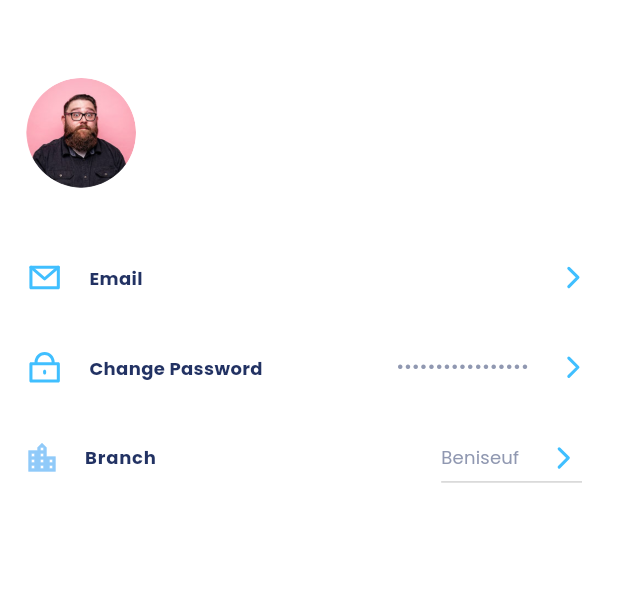
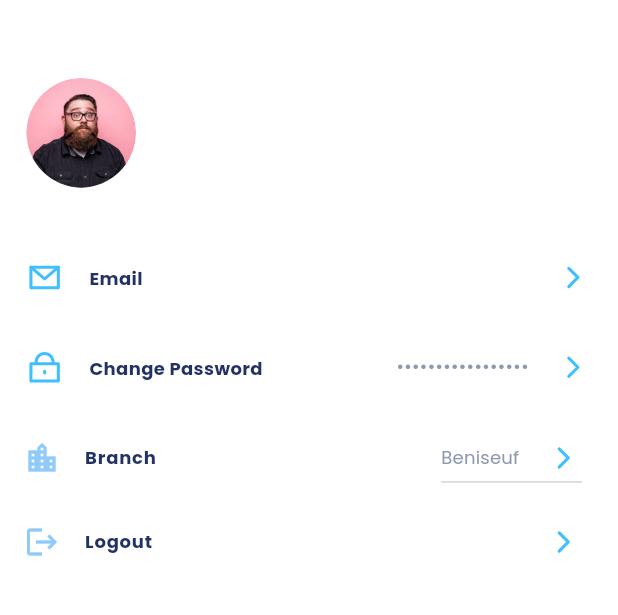
Before and after one commit to Shehab-adel/rebuy, a Flutter app: the ProfileScreen screen opened by its route, on a phone screen of 412 x 824 dp, the part 62-677 px from its top. Run offline on Flutter 3.47's test engine with Material 3 defaults, Android fonts, the phone set to English and light mode, and no system bars; our stand-ins replace cached_network_image, carousel_slider, cloud_firestore, equatable, firebase_auth, firebase_core and 7 more; accounts and stored records are empty; project files that could hold a hidden picture were left out.

Commit message:
added logout property in the profile screen and its logic

```diff
--- a/lib/presentation/profile_screen/cubit/profile_state.dart
+++ b/lib/presentation/profile_screen/cubit/profile_state.dart
@@ -13,3 +13,9 @@ class LoadingChangePassword extends ProfileState {}
 class SuccessfulChangePassword extends ProfileState {}
 
 class FailChangePassword extends ProfileState {}
+
+class LoadingFirebaseLogout extends ProfileState {}
+
+class FailureFirebaseLogout extends ProfileState {}
+
+class SuccessfulFirebaseLogout extends ProfileState {}
--- a/lib/presentation/profile_screen/profile_screen.dart
+++ b/lib/presentation/profile_screen/profile_screen.dart
@@ -4,6 +4,7 @@ import 'package:rebuy/core/utils/app_export.dart';
 import 'package:rebuy/presentation/profile_screen/cubit/profile_cubit.dart';
 import 'package:rebuy/presentation/profile_screen/cubit/profile_state.dart';
 import 'package:rebuy/presentation/profile_screen/widgets/listTitleBranch.dart';
+import 'package:rebuy/presentation/profile_screen/widgets/list_title_logout.dart';
 import 'package:rebuy/presentation/profile_screen/widgets/profile_details_options_w.dart';
 import 'package:rebuy/presentation/register_screen/cubit/register_cubit.dart';
 import 'package:rebuy/widgets/app_bar/appbar_leading_image.dart';
@@ -89,7 +90,9 @@ class ProfileScreen extends StatelessWidget {
                                 context, AppRoutes.changePasswordScreen);
                           }),
                       SizedBox(height: 5.v),
-                      ListTitleBranch(registerCubit: RegisterCubit.get(context))
+                      ListTitleBranch(
+                          registerCubit: RegisterCubit.get(context)),
+                      ListTitleLogout(profileCubit: profileCubit)
                     ]);
               },
             )));
--- a/lib/presentation/profile_screen/widgets/listTitleBranch.dart
+++ b/lib/presentation/profile_screen/widgets/listTitleBranch.dart
@@ -19,7 +19,7 @@ class ListTitleBranch extends StatelessWidget {
             ),
             SizedBox(width: 15.h),
             Text(
-              "Branch",
+              AppStrings.branch,
               style: theme.textTheme.labelLarge!
                   .copyWith(color: theme.colorScheme.onPrimary.withOpacity(1)),
             ),
--- /dev/null
+++ b/lib/presentation/profile_screen/widgets/list_title_logout.dart
@@ -0,0 +1,41 @@
+import 'package:flutter/material.dart';
+import 'package:flutter_bloc/flutter_bloc.dart';
+import 'package:rebuy/core/utils/app_export.dart';
+import 'package:rebuy/presentation/profile_screen/cubit/profile_cubit.dart';
+import 'package:rebuy/presentation/profile_screen/cubit/profile_state.dart';
+
+class ListTitleLogout extends StatelessWidget {
+  const ListTitleLogout({required this.profileCubit, super.key});
+  final ProfileCubit profileCubit;
+  @override
+  Widget build(BuildContext context) {
+    return BlocBuilder<ProfileCubit, ProfileState>(
+      builder: (BuildContext context, state) {
+        return ListTile(
+          title: Row(
+            children: [
+              Icon(
+                Icons.logout,
+                color: Colors.blue.shade200,
+              ),
+              SizedBox(width: 15.h),
+              Text(
+                AppStrings.logout,
+                style: theme.textTheme.labelLarge!.copyWith(
+                    color: theme.colorScheme.onPrimary.withOpacity(1)),
+              ),
+            ],
+          ),
+          trailing: CustomImageView(
+              imagePath: AppImageConstants.imgRightIcon,
+              height: 24.adaptSize,
+              width: 24.adaptSize,
+              margin: EdgeInsets.only(left: 16.h)),
+          onTap: () {
+            profileCubit.showLogoutConfirmationDialog(context);
+          },
+        );
+      },
+    );
+  }
+}
--- a/lib/presentation/register_screen/cubit/register_cubit.dart
+++ b/lib/presentation/register_screen/cubit/register_cubit.dart
@@ -120,7 +120,7 @@ class RegisterCubit extends Cubit<RegisterState> {
   String dropdownValue = AppStrings.beniseuf;
   List<String> branchesList = [AppStrings.beniseuf, AppStrings.cairo];
 
-  changeBrancheInDropdown(String? value) {
+  void changeBrancheInDropdown(String? value) {
     dropdownValue = value ?? AppStrings.beniseuf;
     CacheHelper.sharedPreferences.setString(AppStrings.branch, dropdownValue);
     emit(ChangeBrancheInDropdown());
```
Also changed, not shown: lib/presentation/profile_screen/cubit/profile_cubit.dart (+47 -0 lines).
